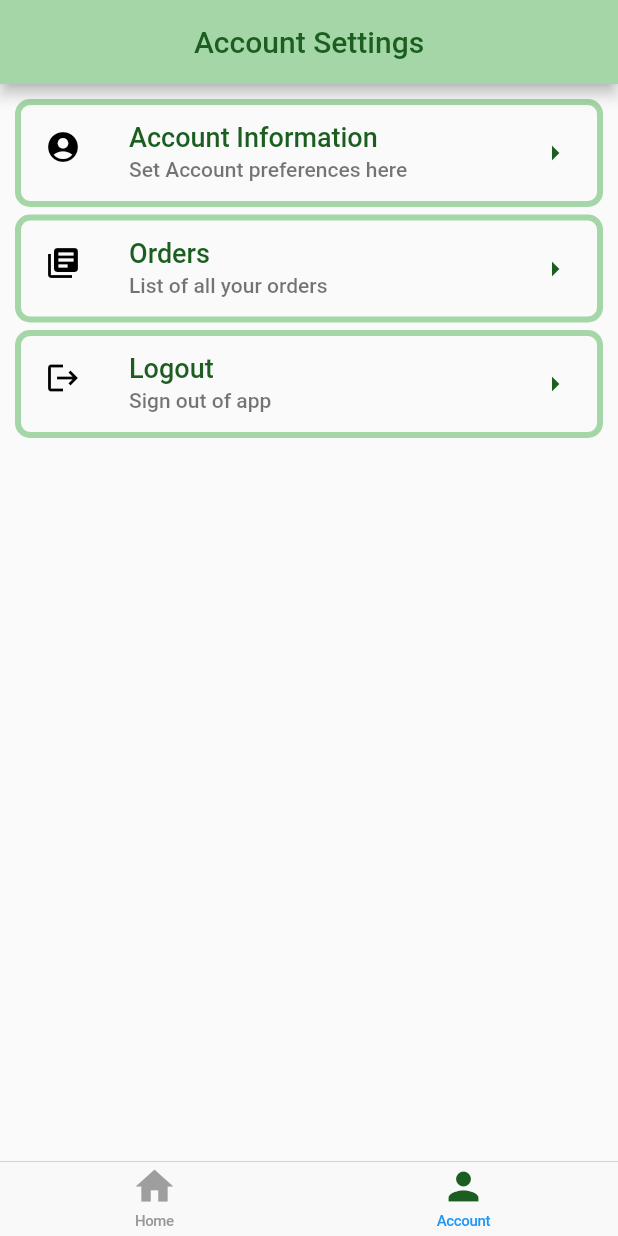
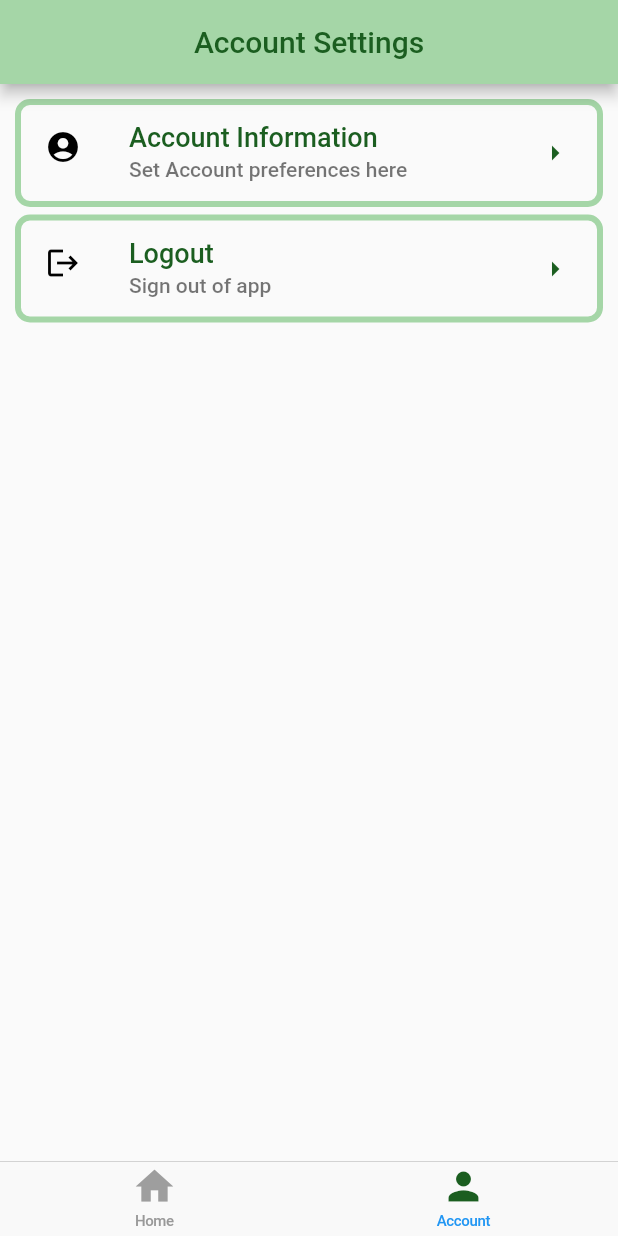
Before and after one commit to thearach/butcherboxvendor, a Flutter app: the screen it shows once a user with an empty profile is signed in, item 2 of the bottom bar chosen, on a phone screen of 412 x 824 dp. Run offline on Flutter 3.47's test engine with Material 2 defaults, Android fonts, the phone set to English and light mode, and no system bars; our stand-ins replace cloud_firestore, firebase_auth, firebase_core, google_sign_in; accounts and stored records are empty.

Commit message:
account screen set up

```diff
--- a/lib/screens/account_screen.dart
+++ b/lib/screens/account_screen.dart
@@ -64,32 +64,6 @@ class AccountScreen extends StatelessWidget {
                   subOption: 'Set Account preferences here',
                   iconPlace: Icons.account_circle),
               SizedBox(height: 5),
-              // AccountOptions(
-              //     enter: () {
-              //       Navigator.of(context, rootNavigator: true)
-              //           .pushNamed('/locations');
-              //     },
-              //     headOption: 'Locations',
-              //     subOption: 'Add and remove addresses',
-              //     iconPlace: Icons.location_on_rounded),
-              // SizedBox(height: 5),
-              AccountOptions(
-                  enter: () {
-                    Navigator.of(context, rootNavigator: true)
-                        .pushNamed('/orders');
-                    // Navigator.of(context).push(
-                    //   MaterialPageRoute(
-                    //     builder: (BuildContext context) => Provider<Database>(
-                    //       builder: (context, child) => Orders(),
-                    //       create: (context) => FireStoreDatabase(uid: user.uid),
-                    //     ),
-                    //   ),
-                    // );
-                  },
-                  headOption: 'Orders',
-                  subOption: 'List of all your orders',
-                  iconPlace: Icons.my_library_books),
-              SizedBox(height: 5),
               AccountOptions(
                   enter: () => _confirmSignOut(context),
                   headOption: 'Logout',
```
